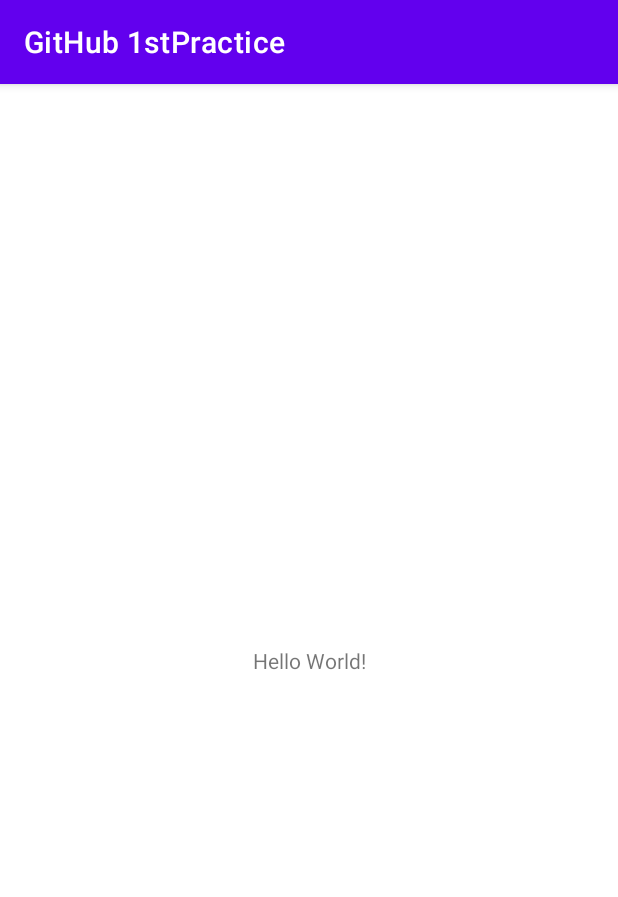
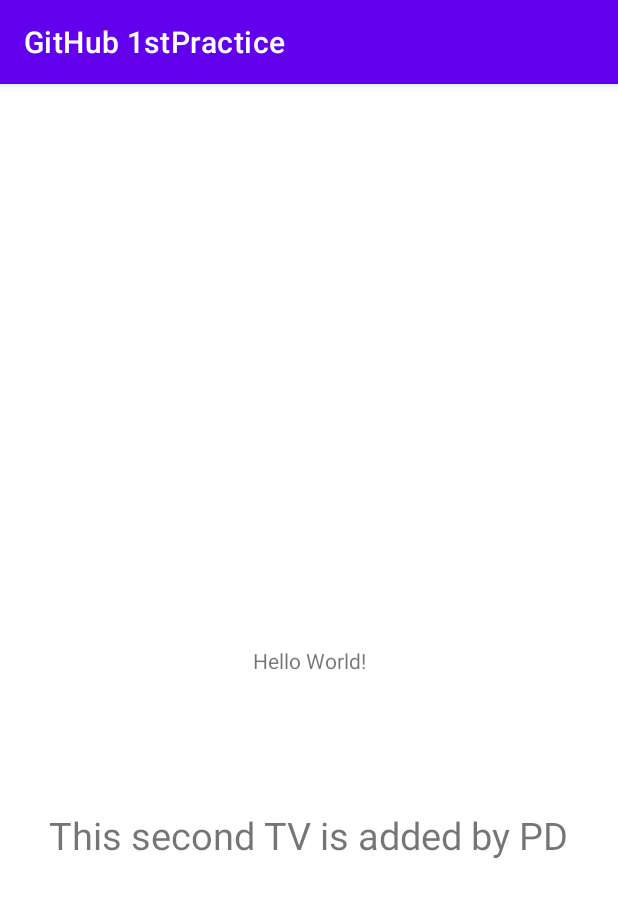
Before and after one commit to anchit336/GitHub-1st-Practice, an Android app: the screen it shows after launch (MainActivity), on a phone screen of 412 x 824 dp. Shown: the top 897 px of the screen. Run offline under Robolectric (Android 15) with nearby library versions, the phone set to English and light mode, and no system bars.

Commit message:
I have added a second textview

```diff
--- a/app/src/main/res/layout/activity_main.xml
+++ b/app/src/main/res/layout/activity_main.xml
@@ -7,6 +7,7 @@
     tools:context=".MainActivity">
 
     <TextView
+        android:id="@+id/textView2"
         android:layout_width="wrap_content"
         android:layout_height="wrap_content"
         android:text="Hello World!"
@@ -15,4 +16,15 @@
         app:layout_constraintRight_toRightOf="parent"
         app:layout_constraintTop_toTopOf="parent" />
 
+    <TextView
+        android:id="@+id/textView"
+        android:layout_width="wrap_content"
+        android:layout_height="wrap_content"
+        android:layout_marginTop="89dp"
+        android:text="This second TV is added by PD"
+        android:textSize="25sp"
+        app:layout_constraintEnd_toEndOf="parent"
+        app:layout_constraintStart_toStartOf="parent"
+        app:layout_constraintTop_toBottomOf="@+id/textView2" />
+
 </androidx.constraintlayout.widget.ConstraintLayout>
```
